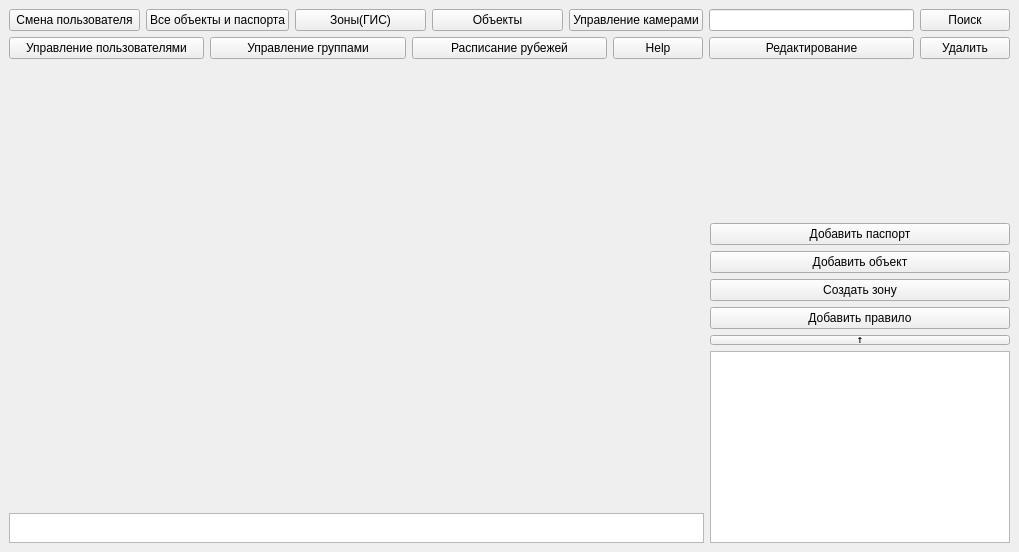
IlchenkoVasily/seye, file src/mainwindow.ui: the form before one commit.
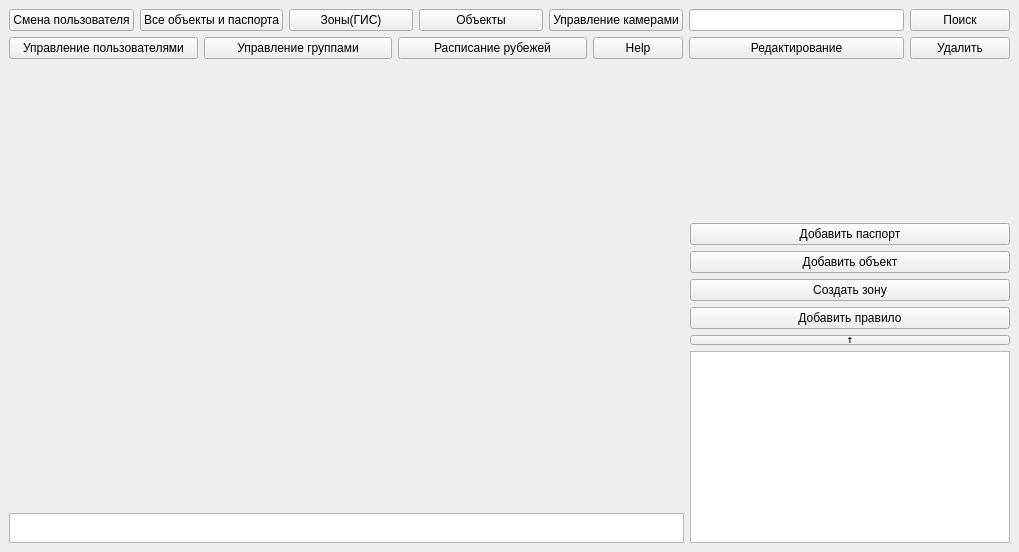
The form after the commit.

Diff of the .ui file:
```diff
--- a/src/mainwindow.ui
+++ b/src/mainwindow.ui
@@ -77,7 +77,7 @@
         </property>
         <property name="minimumSize">
          <size>
-          <width>205</width>
+          <width>215</width>
           <height>0</height>
          </size>
         </property>
@@ -99,7 +99,7 @@
         </property>
         <property name="minimumSize">
          <size>
-          <width>90</width>
+          <width>100</width>
           <height>0</height>
          </size>
         </property>
@@ -181,7 +181,7 @@
        <widget class="QPushButton" name="pushButton_11">
         <property name="minimumSize">
          <size>
-          <width>205</width>
+          <width>215</width>
           <height>0</height>
          </size>
         </property>
@@ -200,7 +200,7 @@
        <widget class="QPushButton" name="pushButton_12">
         <property name="minimumSize">
          <size>
-          <width>90</width>
+          <width>100</width>
           <height>0</height>
          </size>
         </property>
@@ -264,7 +264,7 @@
         </property>
         <property name="minimumSize">
          <size>
-          <width>300</width>
+          <width>320</width>
           <height>0</height>
          </size>
         </property>
```
